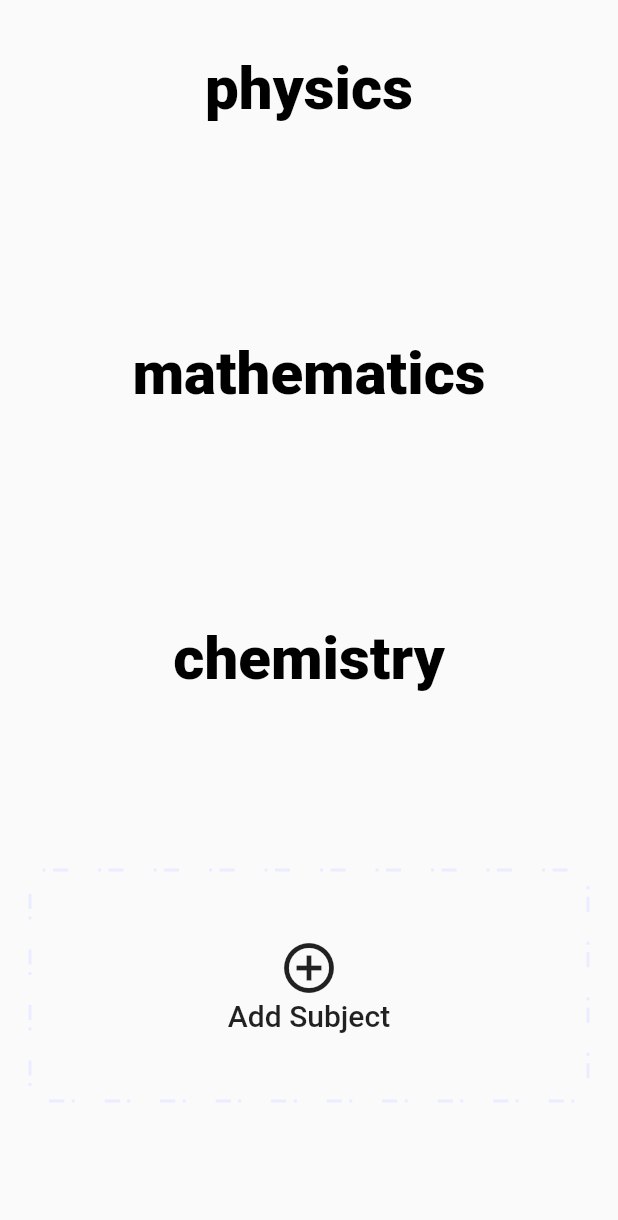
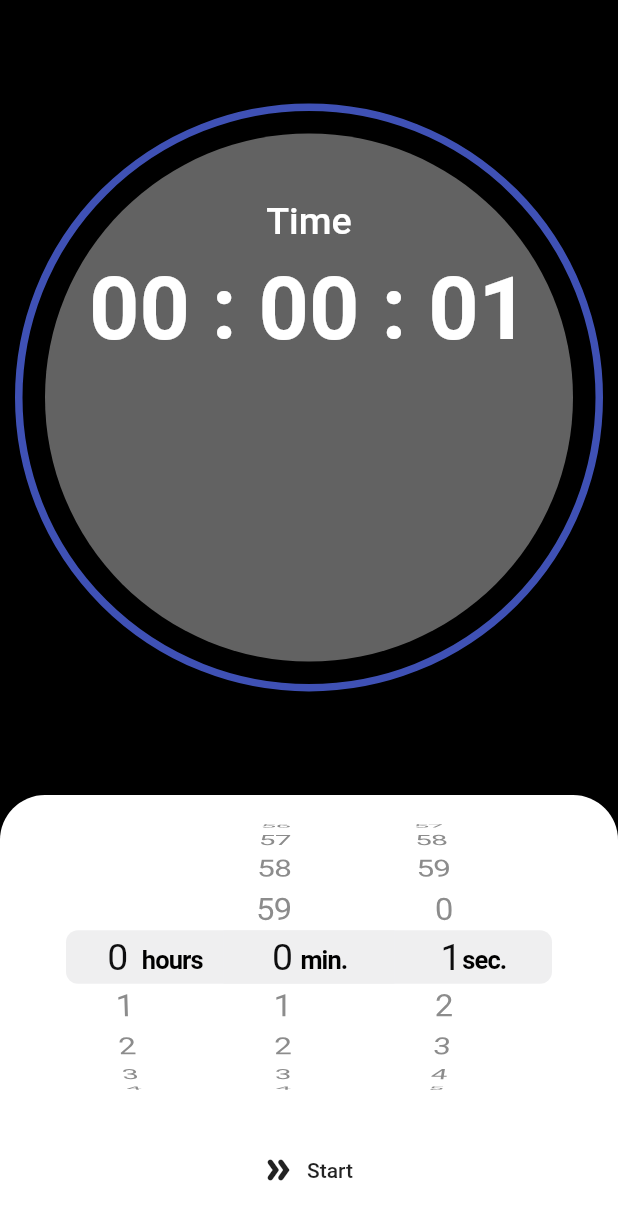
Before and after one commit to TejasDhanda-L11/lecture-progress-app, a Flutter app: the screen it shows after launch, on a phone screen of 412 x 824 dp. Shown: the top 1220 px of the screen. Run offline on Flutter 3.47's test engine with Material 2 defaults, Android fonts, the phone set to English and light mode, and no system bars; drawn by our look-alikes of dotted_border; our stand-ins replace chewie, liquid_pull_to_refresh, sqflite, video_player; accounts and stored records are empty.

Commit message:
finally made timer page functional

```diff
--- a/lib/main.dart
+++ b/lib/main.dart
@@ -1,11 +1,17 @@
 import 'package:flutter/material.dart';
 import 'package:lecture_progress/pages/timer_page.dart';
 import 'package:lecture_progress/routes/routes.dart';
-
 //link to server =
 // http://13.127.186.252:8080/pl?l=https://www.youtube.com/playlist?list=PLF_7kfnwLFCEQgs5WwjX45bLGex2bLLwY
+
+
+// var loggerNoStack = Logger(
+//   printer: PrettyPrinter(methodCount: 0),
+// );
+
 void main() {
   runApp(MyApp());
+
 }
 
 class MyApp extends StatelessWidget {
@@ -14,7 +20,7 @@ class MyApp extends StatelessWidget {
   Widget build(BuildContext context) {
     return MaterialApp(
 
-      initialRoute: RouteManager.homePage,
+      initialRoute: RouteManager.timerPage,
       onGenerateRoute: RouteManager.generateRoute,
       debugShowCheckedModeBanner: false,
       // home: TimerPage()
--- a/lib/pages/timer_page.dart
+++ b/lib/pages/timer_page.dart
@@ -1,82 +1,164 @@
-// import 'package:flutter/services.dart';
-// import 'package:lecture_progress/widgets/timer_widget.dart';
-// import 'package:flutter/cupertino.dart';
-// import 'package:flutter/material.dart';
+import 'dart:async';
 
-// class TimerPage extends StatefulWidget {
+import 'package:flutter/services.dart';
+import 'package:lecture_progress/widgets/timer_widget.dart';
+import 'package:flutter/cupertino.dart';
+import 'package:flutter/material.dart';
 
+class TimerPage extends StatefulWidget {
+  @override
+  State<TimerPage> createState() => _TimerPageState();
+}
 
-//   @override
-//   State<TimerPage> createState() => _TimerPageState();
-// }
+class _TimerPageState extends State<TimerPage> {
+  late Timer checkerTimer;
+  Duration timeSpent = Duration.zero;
+  Duration howLong = Duration(seconds: 1);
+  bool isMainTimerWorking = false;
+  bool isTimerCheckerRunning = false;
+  bool isTimerPaused = false;
+  @override
+  void initState() {
+    super.initState();
+    debugPrint('hi');
+  }
 
-// class _TimerPageState extends State<TimerPage> {
+  @override
+  Widget build(BuildContext context) {
+    SystemChrome.setEnabledSystemUIOverlays([]);
+    debugPrint('PAGE------------------------------------------------');
+    debugPrint('howLong = $howLong ---------------------------------');
+    debugPrint('timeSpent = $timeSpent ---------------------------------');
 
-//   Duration howLong = Duration(seconds: 5);
+    if (isMainTimerWorking && !isTimerCheckerRunning && !isTimerPaused) {
+      isTimerCheckerRunning = true;
+      checkerTimer = Timer.periodic(Duration(seconds: 1), (timer) {
+        if (howLong > timeSpent) {
+          timeSpent += Duration(seconds: 1);
+          debugPrint('${timeSpent.inSeconds} / ${howLong.inSeconds}');
 
-//   @override
-//   void initState() {
-//     super.initState();
-//     debugPrint('hi');
-//   }
+          setState(() {});
+        } else {
+          debugPrint('done with timer ------------------------');
+          isTimerCheckerRunning = false;
+          isMainTimerWorking = false;
+          timer.cancel();
+          setState(() {});
+        }
+      });
+    }
 
-//   @override
-//   Widget build(BuildContext context) {
-//     SystemChrome.setEnabledSystemUIOverlays([]);
-//     debugPrint('atleast came here');
-//     debugPrint('howLong = $howLong ---------------------------------');
-//     return Scaffold(
-//       body: Container(
-//         color: Colors.black,
-//           height: double.infinity,
-//           width: double.infinity,
-//           child: Column(
-//             children: [
+    return Scaffold(
+      body: Container(
+          color: Colors.black,
+          height: double.infinity,
+          width: double.infinity,
+          child: Column(
+            children: [
+              Expanded(
+                  child: Container(
+                      child: TimerWidget(
+                howLong: howLong,
+                timeSpent: timeSpent,
+              ))),
+              Container(
+                decoration: BoxDecoration(
+                  borderRadius: BorderRadius.only(
+                      topLeft: Radius.circular(30),
+                      topRight: Radius.circular(30)),
+                  color: Colors.white,
+                ),
+                width: double.infinity,
+                child: Column(
+                  children: [
+                    Visibility(
+                      visible: !isMainTimerWorking,
+                      child: Container(
+                        width: double.infinity,
+                        child: CupertinoTimerPicker(
+                          mode: CupertinoTimerPickerMode.hms,
+                          onTimerDurationChanged: (time) {
+                            howLong = time;
+                            timeSpent = Duration.zero;
+                            debugPrint(
+                                'howLong_Cupertino = $howLong ---------------------------------');
+                            setState(() {});
+                          },
+                          initialTimerDuration: Duration(seconds: 1),
+                        ),
+                      ),
+                    ),
+                    SizedBox(
+                      height: 10,
+                    ),
 
-//               Flexible(fit: FlexFit.tight, flex: 10, child: TimerWidget(howLong: howLong,)),
-//               Flexible(
-//                   flex: 10,
-//                   fit: FlexFit.tight,
-//                   child: Container(
+                    Row(
+                      children: [
+                        //Reset
+                        Visibility(
+                          visible: isMainTimerWorking | isTimerPaused,
+                          child: FlatButton.icon(
+                              onPressed: () {
+                                isMainTimerWorking = false;
+                                if (checkerTimer.isActive) {
+                                  checkerTimer.cancel();
+                                }
+                                isTimerCheckerRunning = false;
+                                timeSpent = Duration.zero;
+                                howLong = Duration.zero;
 
-//                     decoration: BoxDecoration(
-//                       borderRadius: BorderRadius.only(topLeft: Radius.circular(30), topRight: Radius.circular(30)),
+                                setState(() {});
+                              },
+                              icon: Icon(Icons.restore),
+                              label: Text('Reset')),
+                        ),
+                        //Start
+                        Visibility(
+                          visible: !isMainTimerWorking | isTimerPaused,
+                          child: FlatButton.icon(
+                              onPressed: () {
+                                if (!isMainTimerWorking) {
+                                  isMainTimerWorking = true;
+                                } else if (isTimerPaused) {
+                                  isTimerPaused = false;
+                                }
+                                setState(() {});
+                              },
+                              icon: Icon(Icons.double_arrow_rounded),
+                              label: Text('Start')),
+                        ),
+                        // Pause
+                        Visibility(
+                          visible: isMainTimerWorking && !isTimerPaused,
+                          child: FlatButton.icon(
+                              onPressed: () {
+                                // isMainTimerWorking = false;
+                                if (checkerTimer.isActive) {
+                                  checkerTimer.cancel();
+                                }
+                                isTimerCheckerRunning = false;
+                                isTimerPaused = true;
+                                setState(() {});
+                              },
+                              icon: Icon(Icons.pause_rounded),
+                              label: Text('Pause')),
+                        ),
+                      ],
+                      mainAxisAlignment: MainAxisAlignment.spaceEvenly,
+                    ),
+                    SizedBox(
+                      height: 20,
+                    )
 
-//                       color: Colors.white,
-//                     ),
-//                     height: double.infinity,
-//                     width: double.infinity,
-//                     child: Column(
-//                       children: [
-//                         Container(
-//                           width: double.infinity,
-//                           child: CupertinoTimerPicker(
-//                             mode: CupertinoTimerPickerMode.hms,
-//                             onTimerDurationChanged: (time){
-//                               howLong = time;
-//                               debugPrint('howLong_Cupertino = $howLong ---------------------------------');
-//                             },
-//                             initialTimerDuration: Duration(seconds: 1),
-//                             ),
-//                         ),
-//                         SizedBox(height: 10,),
+                    // AnimatedContainer(
+                    //   duration: Duration(milliseconds: 400),
 
-//                         FlatButton.icon(onPressed: (){
-//                           debugPrint('howLong_Cupertino = $howLong ---------------------------------');
-
-//                           setState(() {
-//                           });
-//                         }, icon: Icon(Icons.double_arrow_rounded), label: Text('Start'))
-//                       // AnimatedContainer(
-//                       //   duration: Duration(milliseconds: 400),
-
-//                       //   ),
-//                       ],
-//                     ),
-//                   )
-//                 )
-//             ],
-//           )),
-//     );
-//   }
-// }
+                    //   ),
+                  ],
+                ),
+              )
+            ],
+          )),
+    );
+  }
+}
--- a/lib/routes/routes.dart
+++ b/lib/routes/routes.dart
@@ -47,8 +47,8 @@ class RouteManager {
                   dbInstance: valuePassed?['dbInstance'] ?? 'none instance',
                 ));
 
-      // case timerPage:
-      //   return MaterialPageRoute(builder: (context) => TimerPage());
+      case timerPage:
+        return MaterialPageRoute(builder: (context) => TimerPage());
 
       default:
         throw FormatException('Wrong route, route doesn\'t exist');
--- a/lib/widgets/timer_widget.dart
+++ b/lib/widgets/timer_widget.dart
@@ -1,63 +1,71 @@
-// import 'dart:async';
-// import 'dart:math';
-// import 'dart:ui';
+import 'dart:async';
+import 'dart:math';
+import 'dart:ui';
 
-// import 'package:flutter/material.dart';
+import 'package:flutter/material.dart';
 
-// class TimerWidget extends StatefulWidget {
-//   Duration howLong;
-//   TimerWidget({
-//     required this.howLong
-//   });
-//   @override
-//   _TimerWidgetState createState() => _TimerWidgetState();
-// }
+class TimerWidget extends StatefulWidget {
+  Duration howLong;
+  Duration timeSpent;
+  TimerWidget({
+    required this.howLong,
+    required this.timeSpent
+  });
+  @override
+  _TimerWidgetState createState() => _TimerWidgetState();
+}
 
-// class _TimerWidgetState extends State<TimerWidget> {
+class _TimerWidgetState extends State<TimerWidget> {
 
 
 
 
-//   int totalTime_1000 = 0;
-//   int timeSpent = 0;
+
+  // TimeOfDay timeOfDay = TimeOfDay(hour: 1, minute: 10);
+
+  @override
+  void initState() {
+    // totalTime_1000 = widget.howLong.inSeconds;
+
+    // Timer.periodic(Duration(seconds: 1), (timer) {
+    //   // ignore: todo
+    //   // TODO: change this to better
+    //   if (true){
+    //     if (totalTime_1000 >= timeSpent && timeSpent > 0){
+    //     setState(() {
 
 
-//   // TimeOfDay timeOfDay = TimeOfDay(hour: 1, minute: 10);
+    //   });
+    //   } else{
+    //     print('Timer is Complete -------------------------------------');
+    //     timer.cancel();
+    //     }
+    //   } else {
+    //     timer.cancel();
+    //   }
 
-//   @override
-//   void initState() {
-//     totalTime_1000 = widget.howLong.inSeconds*1000;
+    // });
+    super.initState();
+  }
 
-//     Timer.periodic(Duration(milliseconds: 10), (timer) {
-//       // ignore: todo
-//       // TODO: change this to better
-//       if (totalTime_1000 >= timeSpent && timeSpent > 0){
-//         setState(() {
+  @override
+  Widget build(BuildContext context) {
+    // debugPrint('came_into_timer_widget--------------------------------');
+    // debugPrint('howLong_timer_widget_inside = ${widget.howLong}');
+    // debugPrint('timeSpent_timer_widget_inside = ${widget.timeSpent}');
+    debugPrint('howLong_timer_widget_inside___h = ${widget.howLong.inHours}');
+    debugPrint('howLong_timer_widget_inside___m = ${widget.howLong.inMinutes}');
+    debugPrint('howLong_timer_widget_inside___s = ${widget.howLong.inSeconds}');
 
+    // timeSpent += 1 ;
+    return Container(
+      height: MediaQuery.of(context).size.height,
+      width: MediaQuery.of(context).size.width,
+      child: CustomPaint(painter: TimerPainter(totalTime_1000: widget.howLong, timeSpent: widget.timeSpent)),
 
-//       });
-//       } else{
-//         print('Timer is Complete -------------------------------------');
-//         // timer.cancel();
-//         }
-
-//     });
-//     super.initState();
-//   }
-
-//   @override
-//   Widget build(BuildContext context) {
-//     debugPrint('came_into_timer_widget--------------------------------');
-//     debugPrint('howLong_timer_widget_inside = ${widget.howLong}');
-//     timeSpent += 10 ;
-//     return Container(
-//       height: MediaQuery.of(context).size.height,
-//       width: MediaQuery.of(context).size.width,
-//       child: CustomPaint(painter: TimerPainter(totalTime_1000: totalTime_1000, timeSpent: timeSpent)),
-
-//     );
-//   }
-// }
+    );
+  }
+}
 
 
 
@@ -85,140 +93,142 @@
 
 
 
-// class TimerPainter extends CustomPainter{
-//   int totalTime_1000;
-//   int timeSpent;
+class TimerPainter extends CustomPainter{
+  Duration totalTime_1000;
+  Duration timeSpent;
 
 
 
-//   TimerPainter({required int this.totalTime_1000, required int this.timeSpent});
+  TimerPainter({required this.totalTime_1000, required this.timeSpent});
 
 
-//   @override
-//   void paint(Canvas canvas, Size size) {
-//     // print('totalTime_1000 = $totalTime_1000');
-//     int hourTimerTime = ((totalTime_1000/1000)~/3600);
-//     // print('hourTimerTime = $hourTimerTime');
-//     int minTimerTime = ((totalTime_1000/1000)~/60) - hourTimerTime*60;
-//     // print('minTimerTime = $minTimerTime');
+  @override
+  void paint(Canvas canvas, Size size) {
+    // print('totalTime_1000 = $totalTime_1000');
+    int hourTimerTime = (totalTime_1000.inHours);
+    // print('hourTimerTime = $hourTimerTime');
+    int minTimerTime = totalTime_1000.inMinutes % 60;
+    // print('minTimerTime = $minTimerTime');
 
-//     int secTimerTime = (totalTime_1000~/1000) - hourTimerTime*60*60 - minTimerTime*60;
-//     // print('secTimerTime = $secTimerTime');
+    int secTimerTime = totalTime_1000.inSeconds % 60;
+    // print('secTimerTime = $secTimerTime');
 
-//     DateTime timerTime = DateTime.parse("2012-02-27 ${hourTimerTime.toString().padLeft(2,'0')}:${minTimerTime.toString().padLeft(2,'0')}:${secTimerTime.toString().padLeft(2,'0')}").subtract(Duration(seconds: timeSpent~/1000));
+    DateTime timerTime = DateTime.parse("2012-02-27 ${hourTimerTime.toString().padLeft(2,'0')}:${minTimerTime.toString().padLeft(2,'0')}:${secTimerTime.toString().padLeft(2,'0')}").subtract(timeSpent);
 
-//     double centerX = size.width/2;
-//     double centerY = size.height/2;
-//     double radiusMax = min(centerX, centerY);
+    double centerX = size.width/2;
+    double centerY = size.height/2;
+    double radiusMax = min(centerX, centerY);
 
-// //////////////////////////////************************************************************************ */
-//     // ignore: todo
-//     // // TODO: outer circle with time runninf indigoish
-//     // var outestCircle = Paint()
-//     // ..color = Colors.white30
-//     // ..style = PaintingStyle.stroke
-//     // ..strokeWidth = 0.1;
-//     // var radiusOuterCircle = radiusMax;
-//     // canvas.drawCircle(Offset(centerX, centerY), radiusOuterCircle, outestCircle);
-// ////////////////////////**************************************************************** */
-//     // ignore: todo
-//     // TODO: Arc on outer most circle
+//////////////////////////////************************************************************************ */
+    // ignore: todo
+    // // TODO: outer circle with time runninf indigoish
+    // var outestCircle = Paint()
+    // ..color = Colors.white30
+    // ..style = PaintingStyle.stroke
+    // ..strokeWidth = 0.1;
+    // var radiusOuterCircle = radiusMax;
+    // canvas.drawCircle(Offset(centerX, centerY), radiusOuterCircle, outestCircle);
+////////////////////////**************************************************************** */
+    // ignore: todo
+    // TODO: Arc on outer most circle
 
-//     double strokeWidthOutermostArc = 5;
+    double strokeWidthOutermostArc = 5;
 
-//     Paint outestArc = Paint()
-//     ..style = PaintingStyle.stroke
-//     ..color = Colors.indigo
-//     ..strokeWidth = strokeWidthOutermostArc
-//     ..strokeCap = StrokeCap.round
+    Paint outestArc = Paint()
+    ..style = PaintingStyle.stroke
+    ..color = Colors.indigo
+    ..strokeWidth = strokeWidthOutermostArc
+    ..strokeCap = StrokeCap.round
 
 
-//     ;
+    ;
 
-//     double radiusOuterArc = radiusMax- 10;
-//     // print('TIME TOTAL = ${totalTime_1000}');
+    double radiusOuterArc = radiusMax- 10;
+    // print('TIME TOTAL = ${totalTime_1000}');
 
-//     // print('TIME SPENT = ${timeSpent}');
-//     // print('${((360*timeSpent)/totalTime_1000)}');
-//     double angleSwept = 360 - ((360*timeSpent)/totalTime_1000);
+    // print('TIME SPENT = ${timeSpent}');
+    // print('${((360*timeSpent)/totalTime_1000)}');
+    double angleSwept = 0;
+    if (totalTime_1000.inSeconds > 0){
+      angleSwept = 360 - ((360*timeSpent.inSeconds)/totalTime_1000.inSeconds);
+    }
 
 
-
-//     canvas.drawArc(
-//       Offset(centerX- radiusOuterArc + (strokeWidthOutermostArc/2)  ,  centerY - radiusOuterArc + (strokeWidthOutermostArc/2)) & Size(2* radiusOuterArc - strokeWidthOutermostArc, 2 * radiusOuterArc - strokeWidthOutermostArc),
-//       -((90*pi)/180),
-//       (angleSwept* pi)/180,
-//       false,
-//       outestArc);
+    canvas.drawArc(
+      Offset(centerX- radiusOuterArc + (strokeWidthOutermostArc/2)  ,  centerY - radiusOuterArc + (strokeWidthOutermostArc/2)) & Size(2* radiusOuterArc - strokeWidthOutermostArc, 2 * radiusOuterArc - strokeWidthOutermostArc),
+      -((90*pi)/180),
+      (angleSwept* pi)/180,
+      false,
+      outestArc);
 
 
-// /////////////////////////***************************************************************** */
-//     // ignore: todo
-//     // TODO: Central outer circle
+/////////////////////////***************************************************************** */
+    // ignore: todo
+    // TODO: Central outer circle
 
-//     Paint CentralOuterCircle = Paint()
-//     ..color = Colors.white38
+    Paint CentralOuterCircle = Paint()
+    ..color = Colors.white38
 
 
-//     ;
-//     double radiusCentralOuterCircle = radiusMax-30;
+    ;
+    double radiusCentralOuterCircle = radiusMax-30;
 
-//     canvas.drawCircle(Offset(centerX, centerY), radiusCentralOuterCircle, CentralOuterCircle);
+    canvas.drawCircle(Offset(centerX, centerY), radiusCentralOuterCircle, CentralOuterCircle);
 
-//     /////************************************************************************************* */
-//     // ignore: todo
-//     // TODO: Time Text on Top
+    /////************************************************************************************* */
+    // ignore: todo
+    // TODO: Time Text on Top
 
-//     final TextPainter timeTextPainter = TextPainter(
-//       text: TextSpan(
-//           text: 'Time',
-//           style: TextStyle(
-//             fontSize: radiusCentralOuterCircle / 7,
-//             fontWeight: FontWeight.w500
-//           )),
-//       textAlign: TextAlign.left,
-//       textDirection: TextDirection.ltr,
-//     )..layout(maxWidth: size.width, minWidth: 0.0);
+    final TextPainter timeTextPainter = TextPainter(
+      text: TextSpan(
+          text: 'Time',
+          style: TextStyle(
+            fontSize: radiusCentralOuterCircle / 7,
+            fontWeight: FontWeight.w500
+          )),
+      textAlign: TextAlign.left,
+      textDirection: TextDirection.ltr,
+    )..layout(maxWidth: size.width, minWidth: 0.0);
 
-//     timeTextPainter.paint(canvas, Offset(centerX - timeTextPainter.width/2, centerY- timeTextPainter.height/2 - radiusCentralOuterCircle/1.5));
+    timeTextPainter.paint(canvas, Offset(centerX - timeTextPainter.width/2, centerY- timeTextPainter.height/2 - radiusCentralOuterCircle/1.5));
 
-//     TextPainter runningTimeTextPainter = TextPainter(
-//           text: TextSpan(
-//             text: '${timerTime.hour.toString().padLeft(2,'0')} : ${timerTime.minute.toString().padLeft(2,'0')} : ${timerTime.second.toString().padLeft(2,'0')}',
-//             style: TextStyle(
-//               fontSize: radiusCentralOuterCircle/3,
-//               fontWeight: FontWeight.w700
+    TextPainter runningTimeTextPainter = TextPainter(
+          text: TextSpan(
+            text: '${timerTime.hour.toString().padLeft(2,'0')} : ${timerTime.minute.toString().padLeft(2,'0')} : ${timerTime.second.toString().padLeft(2,'0')}',
+            style: TextStyle(
+              fontSize: radiusCentralOuterCircle/3,
+              fontWeight: FontWeight.w700
 
-//               )),
-//           textAlign: TextAlign.left,
-//           textDirection: TextDirection.ltr,
+              )),
+          textAlign: TextAlign.left,
+          textDirection: TextDirection.ltr,
 
-//         )
-//           ..layout(maxWidth: size.width, minWidth: 0.0);
-//     runningTimeTextPainter.paint(canvas, Offset(centerX - runningTimeTextPainter.width/2, centerY- runningTimeTextPainter.height/2 - radiusCentralOuterCircle/3));
+        )
+          ..layout(maxWidth: size.width, minWidth: 0.0);
+    runningTimeTextPainter.paint(canvas, Offset(centerX - runningTimeTextPainter.width/2, centerY- runningTimeTextPainter.height/2 - radiusCentralOuterCircle/3));
 
-//     // ParagraphBuilder timerParagraphBuilder =ParagraphBuilder(
-//     //   ParagraphStyle(
-//     //     fontSize: size.width/12,
-//     //     textAlign: TextAlign.
+    // ParagraphBuilder timerParagraphBuilder =ParagraphBuilder(
+    //   ParagraphStyle(
+    //     fontSize: size.width/12,
+    //     textAlign: TextAlign.
 
-//     //     )
-//     //   )
-//     //   ..addText('Timer')
-//     //   ;
-//     // Paragraph timerParagraph = timerParagraphBuilder.build()..layout(ParagraphConstraints(width: centerX + radiusCentralOuterCircle));
+    //     )
+    //   )
+    //   ..addText('Timer')
+    //   ;
+    // Paragraph timerParagraph = timerParagraphBuilder.build()..layout(ParagraphConstraints(width: centerX + radiusCentralOuterCircle));
 
 
-//     // canvas.drawParagraph(
-//     //   timerParagraph,
-//     //    Offset(centerX - radiusCentralOuterCircle, centerY ));
+    // canvas.drawParagraph(
+    //   timerParagraph,
+    //    Offset(centerX - radiusCentralOuterCircle, centerY ));
 
 
-// //*************************************************************************************************** */
-//     // ignore: todo
-//     // TODO: Showing Timer
-//     // ignore: todo
-//     // TODO: intr
+//*************************************************************************************************** */
+    // ignore: todo
+    // TODO: Showing Timer
+    // ignore: todo
+    // TODO: intr
 
 
 
@@ -226,13 +236,13 @@
 
 
 
-//   }
+  }
 
-//   @override
-//   bool shouldRepaint(covariant CustomPainter oldDelegate) {
+  @override
+  bool shouldRepaint(covariant CustomPainter oldDelegate) {
 
-//     return true;
-//   }
+    return true;
+  }
 
 
-// }
+}
--- a/pubspec.yaml
+++ b/pubspec.yaml
@@ -36,6 +36,7 @@ dependencies:
   sqflite: ^2.0.0+3
   http: ^0.13.3
   dotted_border: ^2.0.0
+
 
 dev_dependencies:
   flutter_test:
```
Also changed, not shown: lib/pages/HomePage.dart (+9 -1 lines).
